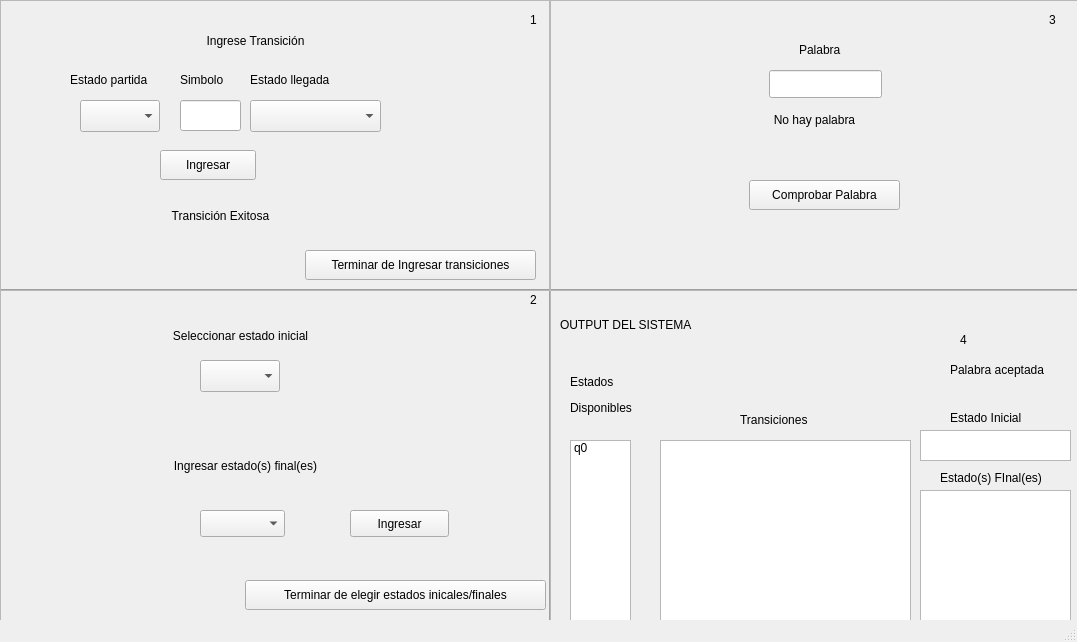
Qt form AFD_Automatas/mainwindow.ui (MrLohren/AFD_Automatas) before a commit.
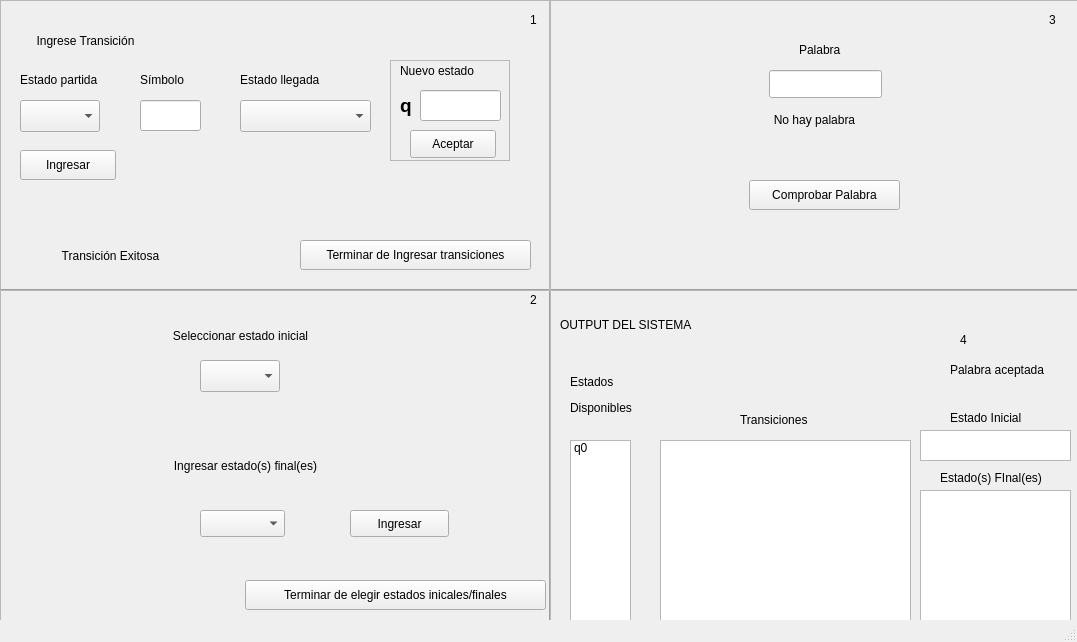
The same form after that commit.

The edit to the form file:
```diff
--- a/AFD_Automatas/mainwindow.ui
+++ b/AFD_Automatas/mainwindow.ui
@@ -84,7 +84,7 @@
     <widget class="QComboBox" name="comboBox">
      <property name="geometry">
       <rect>
-       <x>80</x>
+       <x>20</x>
        <y>100</y>
        <width>80</width>
        <height>32</height>
@@ -104,7 +104,7 @@
     <widget class="QLabel" name="label">
      <property name="geometry">
       <rect>
-       <x>180</x>
+       <x>10</x>
        <y>10</y>
        <width>151</width>
        <height>61</height>
@@ -120,7 +120,7 @@
     <widget class="QLabel" name="label_11">
      <property name="geometry">
       <rect>
-       <x>70</x>
+       <x>20</x>
        <y>70</y>
        <width>101</width>
        <height>20</height>
@@ -133,20 +133,20 @@
     <widget class="QLabel" name="label_12">
      <property name="geometry">
       <rect>
-       <x>180</x>
+       <x>140</x>
        <y>70</y>
        <width>66</width>
        <height>20</height>
       </rect>
      </property>
      <property name="text">
-      <string>Simbolo</string>
+      <string>Símbolo</string>
      </property>
     </widget>
     <widget class="QLabel" name="label_13">
      <property name="geometry">
       <rect>
-       <x>250</x>
+       <x>240</x>
        <y>70</y>
        <width>111</width>
        <height>20</height>
@@ -159,7 +159,7 @@
     <widget class="QLineEdit" name="lineEdit">
      <property name="geometry">
       <rect>
-       <x>180</x>
+       <x>140</x>
        <y>100</y>
        <width>61</width>
        <height>31</height>
@@ -169,7 +169,7 @@
     <widget class="QComboBox" name="comboBox_2">
      <property name="geometry">
       <rect>
-       <x>250</x>
+       <x>240</x>
        <y>100</y>
        <width>131</width>
        <height>32</height>
@@ -194,7 +194,7 @@
     <widget class="QPushButton" name="pushButton">
      <property name="geometry">
       <rect>
-       <x>160</x>
+       <x>20</x>
        <y>150</y>
        <width>96</width>
        <height>30</height>
@@ -207,9 +207,9 @@
     <widget class="QLabel" name="label2">
      <property name="geometry">
       <rect>
-       <x>40</x>
-       <y>190</y>
-       <width>361</width>
+       <x>10</x>
+       <y>230</y>
+       <width>201</width>
        <height>51</height>
       </rect>
      </property>
@@ -229,8 +229,8 @@
     <widget class="QPushButton" name="pushButton_2">
      <property name="geometry">
       <rect>
-       <x>305</x>
-       <y>250</y>
+       <x>300</x>
+       <y>240</y>
        <width>231</width>
        <height>30</height>
       </rect>
@@ -252,6 +252,78 @@
       <string>1</string>
      </property>
     </widget>
+    <widget class="QFrame" name="frame_4">
+     <property name="geometry">
+      <rect>
+       <x>390</x>
+       <y>60</y>
+       <width>120</width>
+       <height>101</height>
+      </rect>
+     </property>
+     <property name="frameShape">
+      <enum>QFrame::StyledPanel</enum>
+     </property>
+     <property name="frameShadow">
+      <enum>QFrame::Raised</enum>
+     </property>
+     <widget class="QLabel" name="label_20">
+      <property name="geometry">
+       <rect>
+        <x>10</x>
+        <y>0</y>
+        <width>101</width>
+        <height>21</height>
+       </rect>
+      </property>
+      <property name="text">
+       <string>Nuevo estado</string>
+      </property>
+     </widget>
+     <widget class="QLineEdit" name="lineEdit_2">
+      <property name="geometry">
+       <rect>
+        <x>30</x>
+        <y>30</y>
+        <width>81</width>
+        <height>31</height>
+       </rect>
+      </property>
+     </widget>
+     <widget class="QLabel" name="label_19">
+      <property name="geometry">
+       <rect>
+        <x>10</x>
+        <y>30</y>
+        <width>21</width>
+        <height>31</height>
+       </rect>
+      </property>
+      <property name="font">
+       <font>
+        <pointsize>14</pointsize>
+        <weight>75</weight>
+        <bold>true</bold>
+       </font>
+      </property>
+      <property name="text">
+       <string>q</string>
+      </property>
+     </widget>
+     <widget class="QPushButton" name="pushButton_5">
+      <property name="geometry">
+       <rect>
+        <x>20</x>
+        <y>70</y>
+        <width>86</width>
+        <height>28</height>
+       </rect>
+      </property>
+      <property name="text">
+       <string>Aceptar</string>
+      </property>
+     </widget>
+    </widget>
    </widget>
    <widget class="QFrame" name="frame_2">
     <property name="geometry">
```
